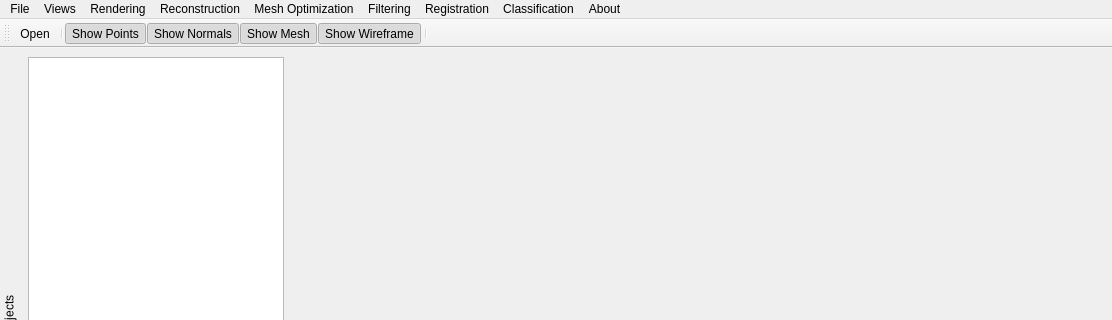
First picture: the form in src/tools/viewer/ui/LVRMainWindowUI.ui, repository uos/lvr2, before the edit; both pictures show x 0 to 1112 and y 0 to 320 of the 1112 by 847 pixel window.
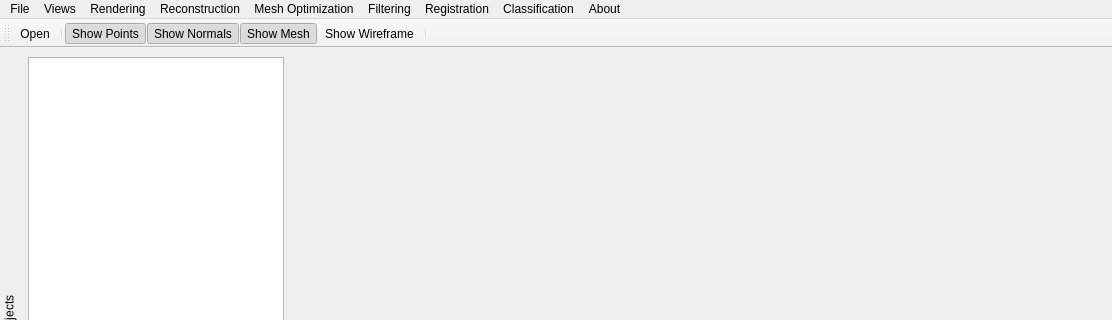
Second picture: the form after the edit. Icons and pictures are not drawn. Custom widgets are drawn as their Qt base class.

Patch:
```diff
--- a/src/tools/viewer/ui/LVRMainWindowUI.ui
+++ b/src/tools/viewer/ui/LVRMainWindowUI.ui
@@ -747,7 +747,7 @@
     <bool>true</bool>
    </property>
    <property name="checked">
-    <bool>true</bool>
+    <bool>false</bool>
    </property>
    <property name="icon">
     <iconset resource="../res/viewer.qrc">
```
